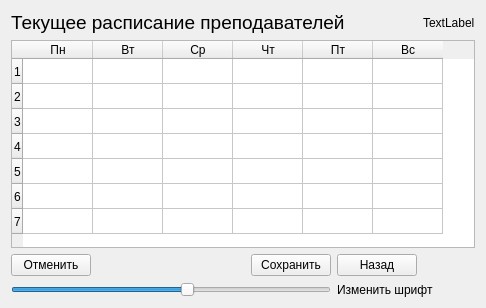
First picture: the form in venv/table.ui, repository InfGAI/timetable, before the edit.
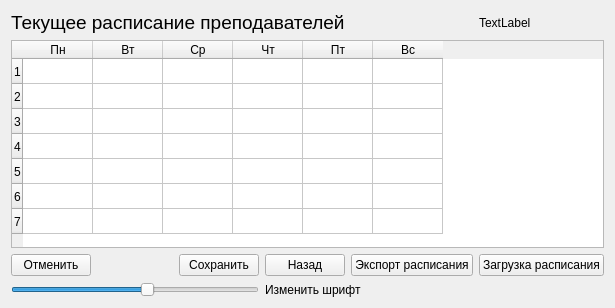
Second picture: the form after the edit.

Commit message: added import|export in csv

Patch:
```diff
--- a/venv/table.ui
+++ b/venv/table.ui
@@ -25,7 +25,28 @@
   <layout class="QGridLayout" name="gridLayout_2">
    <item row="0" column="0">
     <layout class="QGridLayout" name="gridLayout">
-     <item row="2" column="2">
+        <item row="0" column="6">
+            <widget class="QLabel" name="lbl_user">
+                <property name="text">
+                    <string>TextLabel</string>
+                </property>
+            </widget>
+        </item>
+        <item row="3" column="5">
+            <widget class="QPushButton" name="bexport">
+                <property name="text">
+                    <string>Экспорт расписания</string>
+                </property>
+            </widget>
+        </item>
+        <item row="3" column="6">
+            <widget class="QPushButton" name="bimport">
+                <property name="text">
+                    <string>Загрузка расписания</string>
+                </property>
+            </widget>
+        </item>
+        <item row="3" column="3">
       <widget class="QPushButton" name="bsave">
        <property name="sizePolicy">
         <sizepolicy hsizetype="Maximum" vsizetype="Fixed">
@@ -41,7 +62,23 @@
        </attribute>
       </widget>
      </item>
-     <item row="1" column="0" colspan="5">
+        <item row="3" column="4">
+            <widget class="QPushButton" name="bback">
+                <property name="sizePolicy">
+                    <sizepolicy hsizetype="Maximum" vsizetype="Fixed">
+                        <horstretch>0</horstretch>
+                        <verstretch>0</verstretch>
+                    </sizepolicy>
+                </property>
+                <property name="text">
+                    <string>Назад</string>
+                </property>
+                <attribute name="buttonGroup">
+                    <string notr="true">buttonGroup</string>
+                </attribute>
+            </widget>
+        </item>
+        <item row="1" column="0" colspan="7">
       <widget class="QTableWidget" name="table">
        <property name="enabled">
         <bool>true</bool>
@@ -160,78 +197,7 @@
        </item>
       </widget>
      </item>
-     <item row="0" column="4">
-      <widget class="QLabel" name="lbl_user">
-       <property name="text">
-        <string>TextLabel</string>
-       </property>
-      </widget>
-     </item>
-     <item row="2" column="1">
-      <spacer name="horizontalSpacer">
-       <property name="orientation">
-        <enum>Qt::Horizontal</enum>
-       </property>
-       <property name="sizeHint" stdset="0">
-        <size>
-         <width>307</width>
-         <height>20</height>
-        </size>
-       </property>
-      </spacer>
-     </item>
-     <item row="0" column="0" colspan="4">
-      <widget class="QLabel" name="label">
-       <property name="sizePolicy">
-        <sizepolicy hsizetype="Expanding" vsizetype="Preferred">
-         <horstretch>1</horstretch>
-         <verstretch>0</verstretch>
-        </sizepolicy>
-       </property>
-       <property name="font">
-        <font>
-         <family>Arial</family>
-         <pointsize>14</pointsize>
-        </font>
-       </property>
-       <property name="text">
-        <string>Текущее расписание преподавателей</string>
-       </property>
-      </widget>
-     </item>
-     <item row="2" column="0">
-      <widget class="QPushButton" name="bcancel">
-       <property name="sizePolicy">
-        <sizepolicy hsizetype="Maximum" vsizetype="Fixed">
-         <horstretch>0</horstretch>
-         <verstretch>0</verstretch>
-        </sizepolicy>
-       </property>
-       <property name="text">
-        <string>Отменить</string>
-       </property>
-       <attribute name="buttonGroup">
-        <string notr="true">buttonGroup</string>
-       </attribute>
-      </widget>
-     </item>
-     <item row="2" column="3">
-      <widget class="QPushButton" name="bback">
-       <property name="sizePolicy">
-        <sizepolicy hsizetype="Maximum" vsizetype="Fixed">
-         <horstretch>0</horstretch>
-         <verstretch>0</verstretch>
-        </sizepolicy>
-       </property>
-       <property name="text">
-        <string>Назад</string>
-       </property>
-       <attribute name="buttonGroup">
-        <string notr="true">buttonGroup</string>
-       </attribute>
-      </widget>
-     </item>
-     <item row="3" column="0" colspan="3">
+        <item row="5" column="0" colspan="4">
       <widget class="QSlider" name="horizontalSlider">
        <property name="maximum">
         <number>9</number>
@@ -244,7 +210,23 @@
        </property>
       </widget>
      </item>
-     <item row="3" column="3" colspan="2">
+        <item row="3" column="0">
+            <widget class="QPushButton" name="bcancel">
+                <property name="sizePolicy">
+                    <sizepolicy hsizetype="Maximum" vsizetype="Fixed">
+                        <horstretch>0</horstretch>
+                        <verstretch>0</verstretch>
+                    </sizepolicy>
+                </property>
+                <property name="text">
+                    <string>Отменить</string>
+                </property>
+                <attribute name="buttonGroup">
+                    <string notr="true">buttonGroup</string>
+                </attribute>
+            </widget>
+        </item>
+        <item row="5" column="4" colspan="3">
       <widget class="QLabel" name="label_2">
        <property name="cursor">
         <cursorShape>OpenHandCursor</cursorShape>
@@ -257,6 +239,38 @@
        </property>
       </widget>
      </item>
+        <item row="0" column="0" colspan="5">
+            <widget class="QLabel" name="label">
+                <property name="sizePolicy">
+                    <sizepolicy hsizetype="Expanding" vsizetype="Preferred">
+                        <horstretch>1</horstretch>
+                        <verstretch>0</verstretch>
+                    </sizepolicy>
+                </property>
+                <property name="font">
+                    <font>
+                        <family>Arial</family>
+                        <pointsize>14</pointsize>
+                    </font>
+                </property>
+                <property name="text">
+                    <string>Текущее расписание преподавателей</string>
+                </property>
+            </widget>
+        </item>
+        <item row="3" column="1" colspan="2">
+            <spacer name="horizontalSpacer">
+                <property name="orientation">
+                    <enum>Qt::Horizontal</enum>
+                </property>
+                <property name="sizeHint" stdset="0">
+                    <size>
+                        <width>307</width>
+                        <height>20</height>
+                    </size>
+                </property>
+            </spacer>
+        </item>
     </layout>
    </item>
   </layout>
```
Lines whose indentation alone changed are shown as unchanged. The commit also changes 2 other files.
